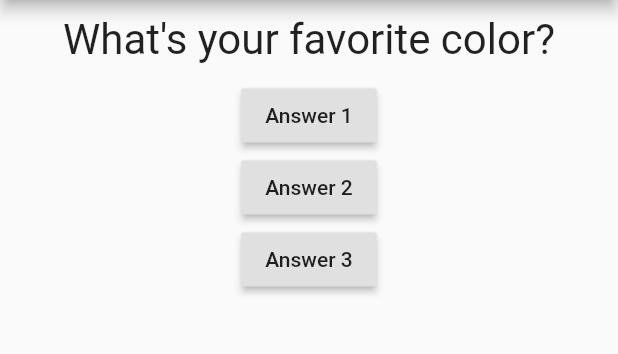
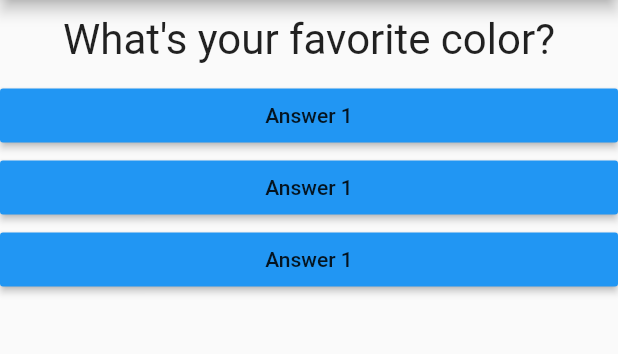
Before and after one commit to SteveLovett/flutter_course, a Flutter app: the screen it shows after launch, on a phone screen of 412 x 824 dp, the part 84-438 px from its top. Run offline on Flutter 3.47's test engine with Material 2 defaults, Android fonts, the phone set to English and light mode, and no system bars.

Commit message:
Added answer widget pointing to answerQuestion function;

```diff
--- /dev/null
+++ b/lib/answer.dart
@@ -0,0 +1,19 @@
+import 'package:flutter/material.dart';
+
+class Answer extends StatelessWidget {
+  final Function selectHandler;
+
+  Answer(this.selectHandler);
+
+  @override
+  Widget build(BuildContext context) {
+    return Container(
+      width: double.infinity,
+      child: RaisedButton(
+        color: Colors.blue,
+        child: Text('Answer 1'),
+        onPressed: selectHandler,
+      ),
+    );
+  }
+}
--- a/lib/main.dart
+++ b/lib/main.dart
@@ -1,6 +1,7 @@
 import 'package:flutter/material.dart';
 
 import './question.dart';
+import './answer.dart';
 
 void main() {
   runApp(MyApp());
@@ -38,20 +39,9 @@ class _MyAppState extends State<MyApp> {
           children: [
             Question(
               questions[_questionIndex]),
-            RaisedButton(
-              child: Text('Answer 1'),
-              onPressed: _answerQuestion,
-            ),
-            RaisedButton(
-              child: Text('Answer 2'),
-              onPressed: () => print('Answer 2 chosen!'),
-            ),
-            RaisedButton(
-                child: Text('Answer 3'),
-                onPressed: () {
-                  // ...
-                  print('Answer 3 chosen!');
-                }),
+            Answer(_answerQuestion),
+            Answer(_answerQuestion),
+            Answer(_answerQuestion),
           ],
         ),
       ),
```
